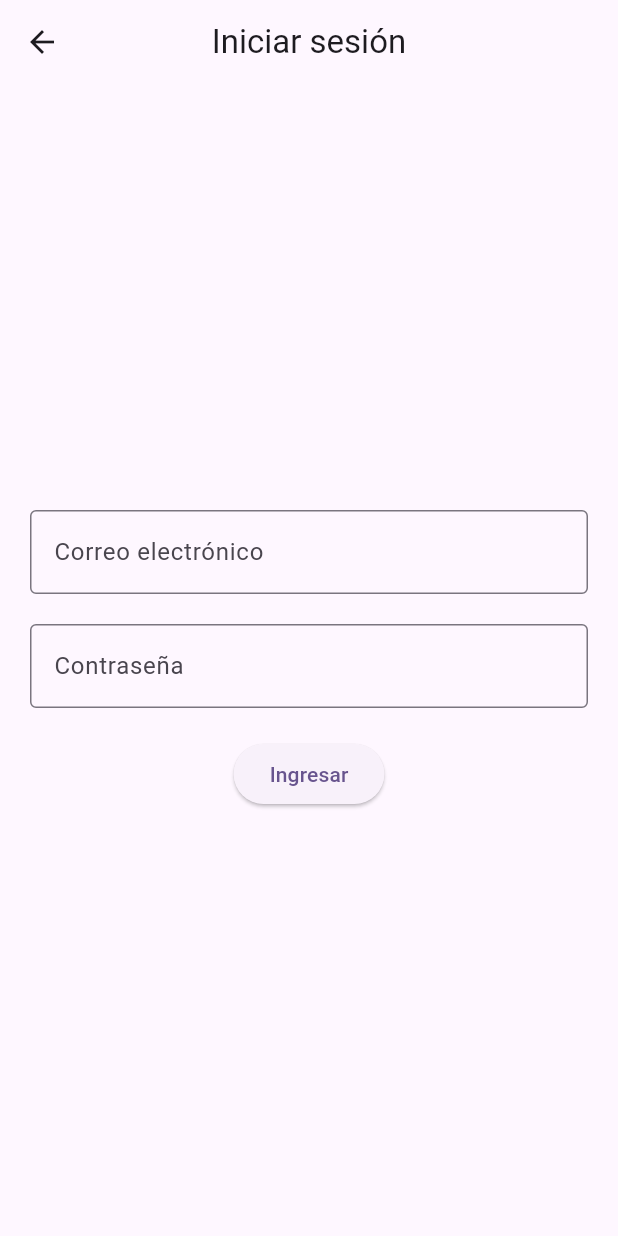
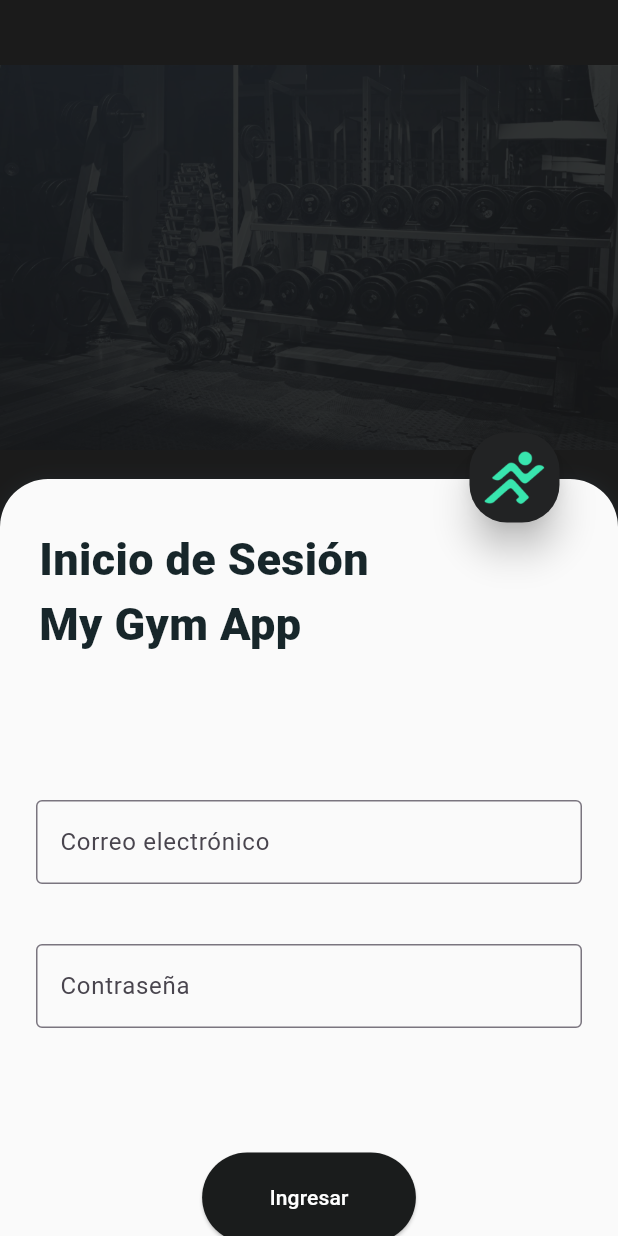
Before and after one commit to AndreyLeiton99/ProyectoGimnasioFrontend, a Flutter app: the LoginPage screen opened by its route, on a phone screen of 412 x 824 dp. Run offline on Flutter 3.47's test engine with Material 3 defaults, Android fonts, the phone set to English and light mode, and no system bars; our stand-ins replace flutter_dotenv, isar, qr_flutter; accounts and stored records are empty; generated files the repository leaves out were written again; network calls fail.

Commit message:
New HomePage and LoginPage

```diff
--- a/mygym_app/lib/models/login_response.dart
+++ b/mygym_app/lib/models/login_response.dart
@@ -1,6 +1,4 @@
 import 'dart:convert';
-
-import 'user_response/user_model.dart';
 
 class VerifiedUser {
     final String jwt;
--- a/mygym_app/lib/pages/login_page.dart
+++ b/mygym_app/lib/pages/login_page.dart
@@ -10,6 +10,8 @@ import 'package:mygym_app/providers/login_provider.dart';
 import 'package:mygym_app/providers/user_provider.dart';
 import 'package:provider/provider.dart';
 
+import '../app_theme.dart';
+
 class LoginPage extends StatefulWidget {
   const LoginPage({super.key});
 
@@ -18,10 +20,10 @@ class LoginPage extends StatefulWidget {
 }
 
 class _LoginPageState extends State<LoginPage> {
-  final _formKey = GlobalKey<FormState>();
   final _emailController = TextEditingController();
   final _passwordController = TextEditingController();
-  bool _isLoading = false;
+
+  final double infoHeight = 364.0;
 
   @override
   void dispose() {
@@ -29,6 +31,70 @@ class _LoginPageState extends State<LoginPage> {
     _passwordController.dispose();
     super.dispose();
   }
+
+  @override
+  Widget build(BuildContext context) {
+    final double tempHeight = MediaQuery.of(context).size.height -
+        (MediaQuery.of(context).size.width / 1.2) +
+        24.0;
+    return Container(
+      color: const Color.fromARGB(255, 27, 27, 27),
+      child: Scaffold(
+        backgroundColor: Colors.transparent,
+        body: Stack(
+          children: <Widget>[
+            const CourseHeaderImage(),
+            CourseDetails(infoHeight: infoHeight, tempHeight: tempHeight),
+            const LogoButton(),
+          ],
+        ),
+      ),
+    );
+  }
+}
+
+class CourseHeaderImage extends StatelessWidget {
+  const CourseHeaderImage({super.key});
+
+  @override
+  Widget build(BuildContext context) {
+    return Column(
+      children: <Widget>[
+        AspectRatio(
+          aspectRatio: 1.2,
+          child: Image.asset(
+            'assets/gym.jpeg',
+            color: Color.fromARGB(70, 106, 115, 116), // Opacidad del 65%
+            colorBlendMode: BlendMode.modulate,
+          ),
+        ),
+      ],
+    );
+  }
+}
+
+class CourseDetails extends StatefulWidget {
+  const CourseDetails({
+    super.key,
+    required this.infoHeight,
+    required this.tempHeight,
+  });
+
+  final double infoHeight;
+  final double tempHeight;
+
+  @override
+  State<CourseDetails> createState() => _CourseDetailsState();
+}
+
+class _CourseDetailsState extends State<CourseDetails> {
+  final _formKey = GlobalKey<FormState>();
+
+  final emailController = TextEditingController();
+
+  final passwordController = TextEditingController();
+
+  bool _isLoading = false;
 
   @override
   Widget build(BuildContext context) {
@@ -47,23 +113,62 @@ class _LoginPageState extends State<LoginPage> {
     userProvider.loadPublicUserResponseList();
     coursesProvider.loadCourseResponseList();
 
-
-    return Scaffold(
-      appBar: AppBar(
-        title: const Text('Iniciar sesión'),
-        centerTitle: true,
+    return Positioned(
+      top: (MediaQuery.of(context).size.width / 1.2) - 24.0,
+      bottom: 0,
+      left: 0,
+      right: 0,
+      child: Container(
+        decoration: BoxDecoration(
+          color: GymAppTheme.nearlyWhite,
+          borderRadius: const BorderRadius.only(
+              topLeft: Radius.circular(32.0), topRight: Radius.circular(32.0)),
+          boxShadow: <BoxShadow>[
+            BoxShadow(
+              color: GymAppTheme.grey.withOpacity(0.2),
+              offset: const Offset(1.1, 1.1),
+              blurRadius: 10.0,
             ),
-      body: Center(
+          ],
+        ),
+        child: Padding(
+          padding: const EdgeInsets.only(left: 8, right: 8),
+          child: SingleChildScrollView(
+            child: Container(
+              constraints: BoxConstraints(
+                  minHeight: widget.infoHeight,
+                  maxHeight: widget.tempHeight > widget.infoHeight
+                      ? widget.tempHeight
+                      : widget.infoHeight),
+              child: Column(
+                mainAxisAlignment: MainAxisAlignment.center,
+                crossAxisAlignment: CrossAxisAlignment.start,
+                children: <Widget>[
+                  const Padding(
+                    padding: EdgeInsets.only(top: 32.0, left: 18, right: 16),
+                    child: Text(
+                      'Inicio de Sesión\nMy Gym App',
+                      textAlign: TextAlign.left,
+                      style: TextStyle(
+                        fontWeight: FontWeight.w800,
+                        fontSize: 30,
+                        letterSpacing: 0.27,
+                        color: GymAppTheme.darkerText,
+                      ),
+                    ),
+                  ),
+                  const SizedBox(height: 80),
+                  Padding(
+                    padding: const EdgeInsets.only(
+                        left: 16, right: 16, bottom: 8, top: 16),
                     child: Form(
                       key: _formKey,
-          child: SingleChildScrollView(
-            padding: const EdgeInsets.all(20),
                       child: Column(
                         mainAxisAlignment: MainAxisAlignment.center,
                         children: [
                           // Campo de texto para correo electrónico
                           TextFormField(
-                  controller: _emailController,
+                            controller: emailController,
                             decoration: const InputDecoration(
                               labelText: 'Correo electrónico',
                               border: OutlineInputBorder(),
@@ -71,17 +176,19 @@ class _LoginPageState extends State<LoginPage> {
                             validator: (value) {
                               if (value == null || value.isEmpty) {
                                 return 'Ingrese su correo electrónico';
-                    } else if (!RegExp(r'^[\w-\.]+@[\w-\.]+\.[a-zA-Z]{2,}$').hasMatch(value)) {
+                              } else if (!RegExp(
+                                      r'^[\w-\.]+@[\w-\.]+\.[a-zA-Z]{2,}$')
+                                  .hasMatch(value)) {
                                 return 'Formato de correo electrónico no válido';
                               }
                               return null;
                             },
                           ),
-                const SizedBox(height: 20),
+                          const SizedBox(height: 40),
 
                           // Campo de texto para contraseña
                           TextFormField(
-                  controller: _passwordController,
+                            controller: passwordController,
                             obscureText: true,
                             decoration: const InputDecoration(
                               labelText: 'Contraseña',
@@ -91,51 +198,104 @@ class _LoginPageState extends State<LoginPage> {
                               if (value == null || value.isEmpty) {
                                 return 'Ingrese su contraseña';
                               }
-                    // else if (value.length < 8) {
-                    //   return 'La contraseña debe tener al menos 8 caracteres';
-                    // }
-                    //  else if (!RegExp(r'[a-z]').hasMatch(value)) {
-                    //   return 'La contraseña debe incluir al menos una letra minúscula';
-                    // } else if (!RegExp(r'[A-Z]').hasMatch(value)) {
-                    //   return 'La contraseña debe incluir al menos una letra mayúscula';
-                    // } else if (!RegExp(r'[0-9]').hasMatch(value)) {
-                    //   return 'La contraseña debe incluir al menos un número';
-                    // } else if (!RegExp(r'[!?@#$%^&*()-_+=/|<>"`~.,{};:]').hasMatch(value)) {
-                    //   return 'La contraseña debe incluir al menos un carácter especial';
-                    // }
                               return null;
                             },
                           ),
-                const SizedBox(height: 20),
-
-                // Botón de inicio de sesión
+                        ],
+                      ),
+                    ),
+                  ),
+                  Padding(
+                    padding:
+                        const EdgeInsets.only(left: 16, bottom: 16, right: 16),
+                    child: Center(
+                      child: Column(
+                        crossAxisAlignment: CrossAxisAlignment.center,
+                        children: <Widget>[
+                          const SizedBox(
+                            height: 75,
+                          ),
                           ElevatedButton(
-                  onPressed: _isLoading ? null : () {
+                            onPressed: _isLoading
+                                ? null
+                                : () {
                                     if (_formKey.currentState!.validate()) {
                                       setState(() {
                                         _isLoading = true;
                                       });
 
                                       // Simular inicio de sesión (reemplazar con la lógica real)
-                      Future.delayed(const Duration(seconds: 2), () {
+                                      Future.delayed(const Duration(seconds: 2),
+                                          () {
                                         setState(() {
                                           _isLoading = false;
                                           // Aqui implementar funcionalidad para detectar ROL
 
-                          handleLogin(context, providerList, _emailController, _passwordController);
-
+                                          handleLogin(
+                                              context,
+                                              providerList,
+                                              emailController,
+                                              passwordController);
                                         });
                                       });
                                     }
                                   },
-                  child: _isLoading ? const CircularProgressIndicator(color: Colors.white) : const Text('Ingresar'),
+                            style: ElevatedButton.styleFrom(
+                              backgroundColor:
+                                  const Color.fromARGB(255, 26, 28, 28),
+                              padding: const EdgeInsets.symmetric(
+                                  vertical: 20, horizontal: 45),
+                            ),
+                            child: _isLoading
+                                ? const CircularProgressIndicator(
+                                    color: Colors.white)
+                                : const Text('Ingresar',
+                                    style: TextStyle(color: Colors.white)),
+                          ),
+                          const SizedBox(
+                            height: 30,
+                          ),
+                        ],
+                      ),
+                    ),
+                  ),
+                  SizedBox(
+                    height: MediaQuery.of(context).padding.bottom,
                   ),
                 ],
               ),
             ),
           ),
         ),
+      ),
     );
+  }
+}
+
+class LogoButton extends StatelessWidget {
+  const LogoButton({super.key});
+
+  @override
+  Widget build(BuildContext context) {
+    return Positioned(
+      top: (MediaQuery.of(context).size.width / 1.2) - 24.0 - 35,
+      right: 35,
+      child: Card(
+        color: const Color.fromARGB(255, 34, 35, 36),
+        shape: RoundedRectangleBorder(
+          borderRadius: BorderRadius.circular(25.0),
+        ),
+        elevation: 10.0,
+        child: SizedBox(
+          width: 60,
+          height: 60,
+          child: Center(
+            child: Image.asset('assets/monogreen.png', height: 45),
+          ),
+        ),
+      ),
+    );
+  }
 }
 
 Future<void> handleLogin(context, providerList, email, password) async {
@@ -166,12 +326,13 @@ class _LoginPageState extends State<LoginPage> {
 
     // Se le muestra mensaje del error al usuario
     ScaffoldMessenger.of(context).showSnackBar(const SnackBar(
-        content: Text('Error al iniciar sesión. Credenciales incorrectas. Intente nuevamente.',
-          style: TextStyle(fontSize: 18),),
+      content: Text(
+        'Error al iniciar sesión. Credenciales incorrectas. Intente nuevamente.',
+        style: TextStyle(fontSize: 18),
+      ),
     ));
   }
 }
-
 
 Future<void> verificarRol(context, providerList, VerifiedUser user) async {
   String role = await providerList[0].getRole(user.jwt);
@@ -181,15 +342,19 @@ class _LoginPageState extends State<LoginPage> {
   // Aqui cargamos ya el User utilizando el ID del Usuario del response de login
   User userById = providerList[1].getUserById(user.user.id);
 
-    if(role == 'Public') {
+  if (role == 'Public') {
     // Navigator.pushReplacement(context, MaterialPageRoute(builder: ((context) => const ClientHome())));
-      Navigator.pushReplacement(context, MaterialPageRoute(builder: ((context) => ClientHome(initialUser: userById,))));
-    }else if(role == 'Authenticated'){
+    Navigator.pushReplacement(
+        context,
+        MaterialPageRoute(
+            builder: ((context) => ClientHome(
+                  initialUser: userById,
+                ))));
+  } else if (role == 'Authenticated') {
     // TODO: Agregar el parametro de usuario a AdminHome()
-      Navigator.pushReplacement(context, MaterialPageRoute(builder: ((context) => const AdminHome())));
-    }else{
+    Navigator.pushReplacement(
+        context, MaterialPageRoute(builder: ((context) => const AdminHome())));
+  } else {
     // todo: aqui implementar mensaje de error de "acceso no autorizado"
   }
-
 }
-}
--- a/mygym_app/lib/providers/courses_provider.dart
+++ b/mygym_app/lib/providers/courses_provider.dart
@@ -2,7 +2,6 @@ import 'dart:convert';
 import 'package:flutter/material.dart';
 import 'package:flutter_dotenv/flutter_dotenv.dart';
 import 'package:http/http.dart' as http;
-import 'package:mygym_app/models/user_response/user_model.dart';
 
 import '../models/user_response/course_model.dart'; // Importa el modelo
 
```
Also changed, not shown: mygym_app/lib/pages/home_page.dart (+37 -18 lines), mygym_app/lib/providers/login_provider.dart (+83 -11 lines), mygym_app/pubspec.yaml (+8 -1 lines), mygym_app/assets/greenblack.png (added), mygym_app/assets/greenwhite.png (added), mygym_app/assets/gym.jpeg (added), mygym_app/assets/icon.png (added), mygym_app/assets/logo.png (added), mygym_app/assets/monogreen.png (added), mygym_app/assets/monowhite.png (added), mygym_app/assets/webInterFace.png (added), mygym_app/pubspec.lock. Lines whose indentation alone changed are shown as unchanged.
